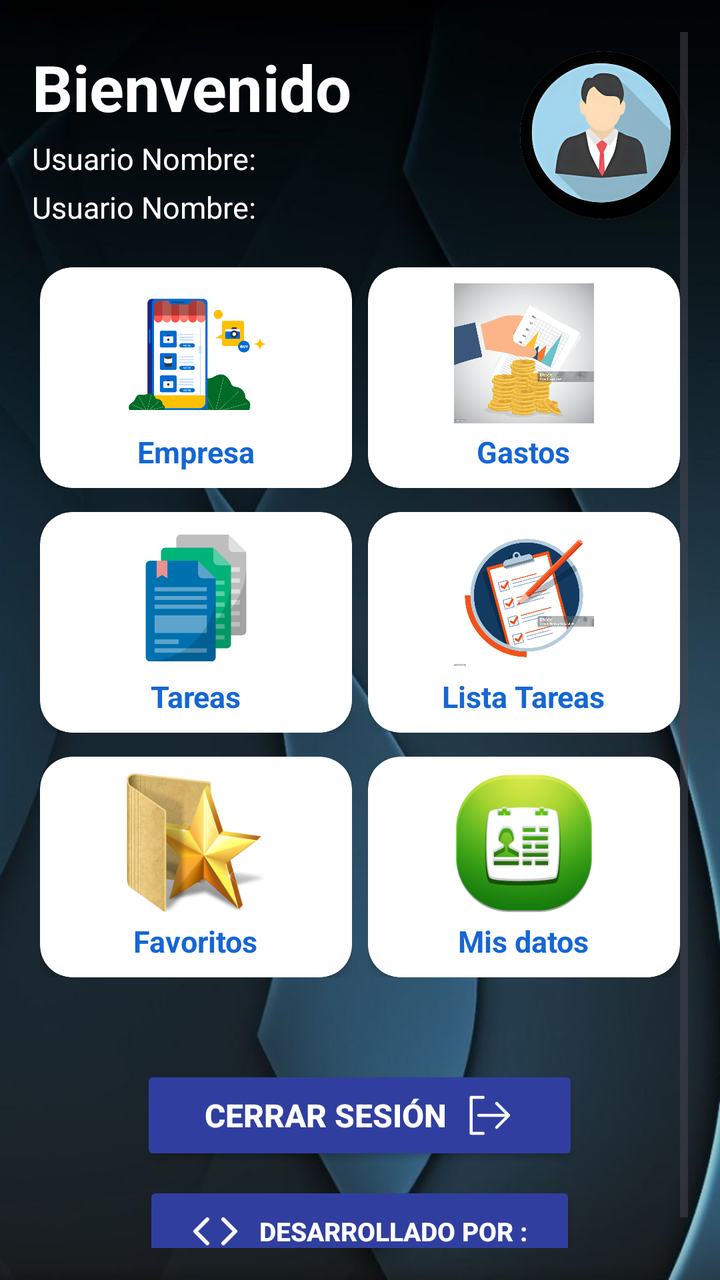
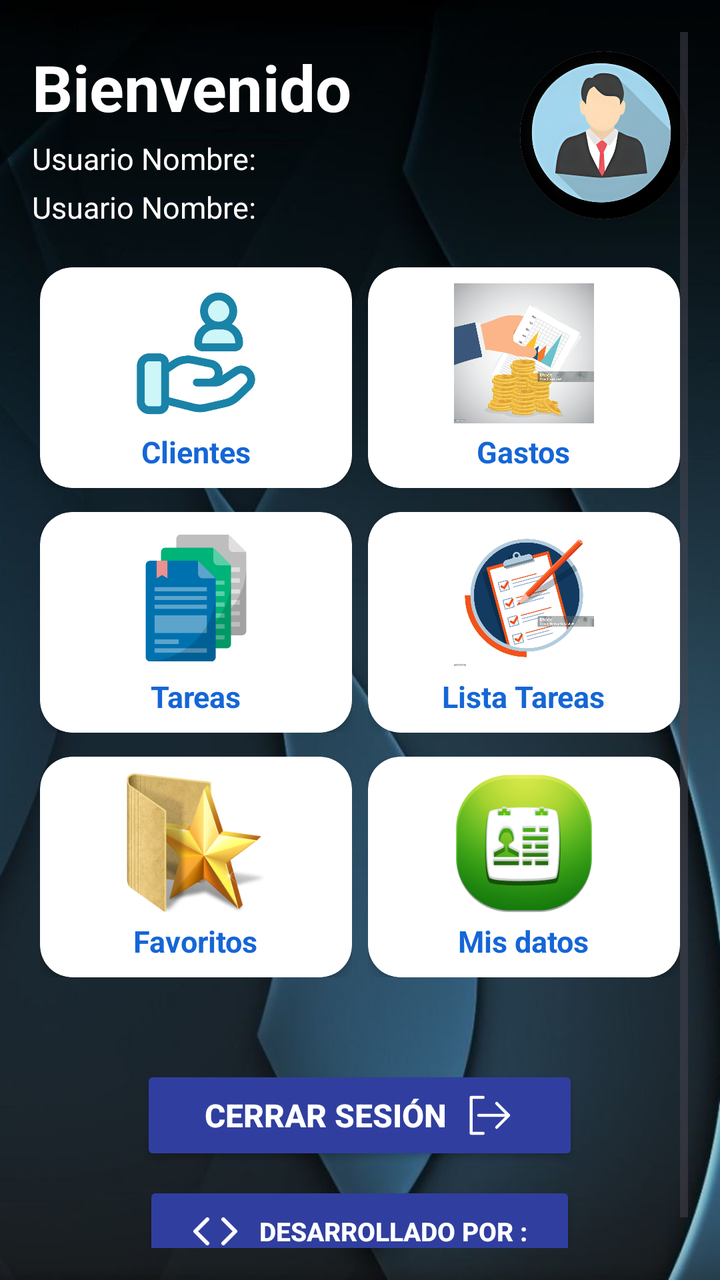

The first picture is an Android layout as it rendered before a commit; the second is the same layout after the commit. The layout source and the unified diff follow.
<!-- AndroidManifest.xml: application theme Theme.Gestion502 -->
<!-- res/layout/activity_dashboard.xml -->
<?xml version="1.0" encoding="utf-8"?>
<ScrollView
    xmlns:android="http://schemas.android.com/apk/res/android"
    xmlns:app="http://schemas.android.com/apk/res-auto"
    xmlns:tools="http://schemas.android.com/tools"
    android:id="@+id/main"
    android:layout_width="match_parent"
    android:layout_height="match_parent"
    android:fillViewport="true"
    android:background="@drawable/back_4"
    android:padding="16dp"
    tools:context=".DashboardActivity">

    <LinearLayout
        android:layout_width="match_parent"
        android:layout_height="wrap_content"
        android:orientation="vertical">

        <LinearLayout
            android:layout_width="match_parent"
            android:layout_height="wrap_content"
            android:layout_marginTop="6dp"
            android:layout_marginBottom="16dp"
            android:gravity="center_vertical"
            android:orientation="horizontal">

            <LinearLayout
                android:layout_width="0dp"
                android:layout_height="wrap_content"
                android:layout_weight="1"
                android:orientation="vertical">

                <TextView
                    android:id="@+id/tvBienvenida"
                    android:layout_width="wrap_content"
                    android:layout_height="wrap_content"
                    android:text="@string/bienvenido"
                    android:textColor="@color/white"
                    android:textSize="32sp"
                    android:textStyle="bold" />

                <TextView
                    android:id="@+id/tvUsuarioInfo"
                    android:layout_width="wrap_content"
                    android:layout_height="wrap_content"
                    android:layout_marginTop="4dp"
                    android:text="@string/usuario_nombre"
                    android:textColor="@color/white"
                    android:textSize="15sp" />
                <TextView
                    android:id="@+id/tvIdUsuario"
                    android:layout_width="wrap_content"
                    android:layout_height="wrap_content"
                    android:layout_marginTop="4dp"
                    android:text="@string/usuario_nombre"
                    android:textColor="@color/white"
                    android:textSize="15sp" />


            </LinearLayout>

            <androidx.cardview.widget.CardView
                android:layout_width="84dp"
                android:layout_height="84dp"
                android:layout_marginStart="8dp"
                android:layout_gravity="center_vertical"
                app:cardCornerRadius="42dp"
                app:cardElevation="3dp"
                app:cardBackgroundColor="@color/white">

                <ImageView
                    android:id="@+id/ivAvatar"
                    android:layout_width="match_parent"
                    android:layout_height="match_parent"
                    android:scaleType="centerCrop"
                    android:contentDescription="Avatar"
                    android:src="@drawable/bienv_1" />

            </androidx.cardview.widget.CardView>

        </LinearLayout>

        <LinearLayout
            android:layout_width="match_parent"
            android:layout_height="wrap_content"
            android:layout_marginBottom="4dp"
            android:orientation="horizontal"
            android:weightSum="2">

            <LinearLayout
                android:layout_width="0dp"
                android:layout_height="wrap_content"
                android:layout_weight="1"
                android:layout_margin="4dp"
                android:gravity="center"
                android:orientation="vertical">

                <androidx.cardview.widget.CardView
                    android:id="@+id/cardEmpresa"
                    android:layout_width="match_parent"
                    android:layout_height="wrap_content"
                    app:cardBackgroundColor="@color/white"
                    app:cardCornerRadius="16dp"
                    app:cardElevation="3dp">

                    <LinearLayout
                        android:layout_width="match_parent"
                        android:layout_height="wrap_content"
                        android:gravity="center"
                        android:orientation="vertical"
                        android:paddingTop="8dp"
                        android:paddingBottom="8dp"
                        android:paddingStart="6dp"
                        android:paddingEnd="6dp">

                        <ImageView
                            android:layout_width="70dp"
                            android:layout_height="70dp"
                            android:contentDescription="@string/empresa"
                            android:src="@drawable/clientes_bi" />

                        <TextView
                            android:layout_width="wrap_content"
                            android:layout_height="wrap_content"
                            android:layout_marginTop="4dp"
                            android:text="@string/empresa"
                            android:textColor="#1566D6"
                            android:textSize="15sp"
                            android:textStyle="bold" />
                    </LinearLayout>
                </androidx.cardview.widget.CardView>
            </LinearLayout>

            <LinearLayout
                android:layout_width="0dp"
                android:layout_height="wrap_content"
                android:layout_weight="1"
                android:layout_margin="4dp"
                android:gravity="center"
                android:orientation="vertical">

                <androidx.cardview.widget.CardView
                    android:id="@+id/cardGastos"
                    android:layout_width="match_parent"
                    android:layout_height="wrap_content"
                    app:cardBackgroundColor="@color/white"
                    app:cardCornerRadius="16dp"
                    app:cardElevation="3dp">

                    <LinearLayout
                        android:layout_width="match_parent"
                        android:layout_height="wrap_content"
                        android:gravity="center"
                        android:orientation="vertical"
                        android:paddingTop="8dp"
                        android:paddingBottom="8dp"
                        android:paddingStart="6dp"
                        android:paddingEnd="6dp">

                        <ImageView
                            android:layout_width="70dp"
                            android:layout_height="70dp"
                            android:contentDescription="@string/gastos"
                            android:src="@drawable/gastos" />

                        <TextView
                            android:layout_width="wrap_content"
                            android:layout_height="wrap_content"
                            android:layout_marginTop="4dp"
                            android:text="@string/gastos"
                            android:textColor="#1566D6"
                            android:textSize="15sp"
                            android:textStyle="bold" />
                    </LinearLayout>
                </androidx.cardview.widget.CardView>
            </LinearLayout>

        </LinearLayout>

        <LinearLayout
            android:layout_width="match_parent"
            android:layout_height="wrap_content"
            android:layout_marginBottom="4dp"
            android:orientation="horizontal"
            android:weightSum="2">

            <LinearLayout
                android:layout_width="0dp"
                android:layout_height="wrap_content"
                android:layout_weight="1"
                android:layout_margin="4dp"
                android:gravity="center"
                android:orientation="vertical">

                <androidx.cardview.widget.CardView
                    android:id="@+id/cardTareas"
                    android:layout_width="match_parent"
                    android:layout_height="wrap_content"
                    app:cardBackgroundColor="@color/white"
                    app:cardCornerRadius="16dp"
                    app:cardElevation="3dp">

                    <LinearLayout
                        android:layout_width="match_parent"
                        android:layout_height="wrap_content"
                        android:gravity="center"
                        android:orientation="vertical"
                        android:paddingTop="8dp"
                        android:paddingBottom="8dp"
                        android:paddingStart="6dp"
                        android:paddingEnd="6dp">

                        <ImageView
                            android:layout_width="70dp"
                            android:layout_height="70dp"
                            android:contentDescription="@string/tareas"
                            android:src="@drawable/tareas" />

                        <TextView
                            android:layout_width="wrap_content"
                            android:layout_height="wrap_content"
                            android:layout_marginTop="4dp"
                            android:text="@string/tareas"
                            android:textColor="#1566D6"
                            android:textSize="15sp"
                            android:textStyle="bold" />
                    </LinearLayout>
                </androidx.cardview.widget.CardView>
            </LinearLayout>

            <LinearLayout
                android:layout_width="0dp"
                android:layout_height="wrap_content"
                android:layout_weight="1"
                android:layout_margin="4dp"
                android:gravity="center"
                android:orientation="vertical">

                <androidx.cardview.widget.CardView
                    android:id="@+id/cardListaTareas"
                    android:layout_width="match_parent"
                    android:layout_height="wrap_content"
                    app:cardBackgroundColor="@color/white"
                    app:cardCornerRadius="16dp"
                    app:cardElevation="3dp">

                    <LinearLayout
                        android:layout_width="match_parent"
                        android:layout_height="wrap_content"
                        android:gravity="center"
                        android:orientation="vertical"
                        android:paddingTop="8dp"
                        android:paddingBottom="8dp"
                        android:paddingStart="6dp"
                        android:paddingEnd="6dp">

                        <ImageView
                            android:layout_width="70dp"
                            android:layout_height="70dp"
                            android:contentDescription="@string/lista_tareas"
                            android:src="@drawable/lista_tareas" />

                        <TextView
                            android:layout_width="wrap_content"
                            android:layout_height="wrap_content"
                            android:layout_marginTop="4dp"
                            android:text="@string/lista_tareas"
                            android:textColor="#1566D6"
                            android:textSize="15sp"
                            android:textStyle="bold" />
                    </LinearLayout>
                </androidx.cardview.widget.CardView>
            </LinearLayout>

        </LinearLayout>

        <LinearLayout
            android:layout_width="match_parent"
            android:layout_height="wrap_content"
            android:layout_marginBottom="4dp"
            android:orientation="horizontal"
            android:weightSum="2">

            <LinearLayout
                android:layout_width="0dp"
                android:layout_height="wrap_content"
                android:layout_weight="1"
                android:layout_margin="4dp"
                android:gravity="center"
                android:orientation="vertical">

                <androidx.cardview.widget.CardView
                    android:id="@+id/cardFavoritos"
                    android:layout_width="match_parent"
                    android:layout_height="wrap_content"
                    app:cardBackgroundColor="@color/white"
                    app:cardCornerRadius="16dp"
                    app:cardElevation="3dp">

                    <LinearLayout
                        android:layout_width="match_parent"
                        android:layout_height="wrap_content"
                        android:gravity="center"
                        android:orientation="vertical"
                        android:paddingTop="8dp"
                        android:paddingBottom="8dp"
                        android:paddingStart="6dp"
                        android:paddingEnd="6dp">

                        <ImageView
                            android:layout_width="70dp"
                            android:layout_height="70dp"
                            android:contentDescription="@string/empresa"
                            android:src="@drawable/favoritos" />

                        <TextView
                            android:layout_width="wrap_content"
                            android:layout_height="wrap_content"
                            android:layout_marginTop="4dp"
                            android:text="@string/favoritos"
                            android:textColor="#1566D6"
                            android:textSize="15sp"
                            android:textStyle="bold" />
                    </LinearLayout>
                </androidx.cardview.widget.CardView>
            </LinearLayout>

            <LinearLayout
                android:layout_width="0dp"
                android:layout_height="wrap_content"
                android:layout_weight="1"
                android:layout_margin="4dp"
                android:gravity="center"
                android:orientation="vertical">

                <androidx.cardview.widget.CardView
                    android:id="@+id/cardMisDatos"
                    android:layout_width="match_parent"
                    android:layout_height="wrap_content"
                    app:cardBackgroundColor="@color/white"
                    app:cardCornerRadius="16dp"
                    app:cardElevation="3dp">

                    <LinearLayout
                        android:layout_width="match_parent"
                        android:layout_height="wrap_content"
                        android:gravity="center"
                        android:orientation="vertical"
                        android:paddingTop="8dp"
                        android:paddingBottom="8dp"
                        android:paddingStart="6dp"
                        android:paddingEnd="6dp">

                        <ImageView
                            android:layout_width="70dp"
                            android:layout_height="70dp"
                            android:contentDescription="@string/empresa"
                            android:src="@drawable/mis_datos" />

                        <TextView
                            android:layout_width="wrap_content"
                            android:layout_height="wrap_content"
                            android:layout_marginTop="4dp"
                            android:text="@string/mis_datos"
                            android:textColor="#1566D6"
                            android:textSize="15sp"
                            android:textStyle="bold" />
                    </LinearLayout>
                </androidx.cardview.widget.CardView>
            </LinearLayout>

        </LinearLayout>

        <View
            android:layout_width="match_parent"
            android:layout_height="0dp"
            android:layout_weight="1"
            android:minHeight="28dp" />

        <Button
            android:id="@+id/btnCerrarSesion"
            android:layout_width="wrap_content"
            android:layout_height="50dp"
            android:layout_gravity="center_horizontal"
            android:layout_marginTop="8dp"
            android:backgroundTint="@color/colorPrimaryDark"
            android:drawableEnd="@drawable/out"
            android:drawablePadding="10dp"
            android:drawableTint="@color/white"
            android:paddingHorizontal="32dp"
            android:text="@string/cerrar_sesion"
            android:textColor="@color/white"
            android:textSize="16sp"
            android:textStyle="bold"
            app:cornerRadius="12dp" />

        <Button
            android:id="@+id/btnDesarrollador"
            android:layout_width="wrap_content"
            android:layout_height="50dp"
            android:layout_gravity="center_horizontal"
            android:layout_marginTop="8dp"
            android:layout_marginBottom="16dp"
            android:backgroundTint="@color/colorPrimaryDark"
            android:drawableLeft="@drawable/code"
            android:drawablePadding="10dp"
            android:drawableTint="@color/white"
            android:paddingHorizontal="24dp"
            android:text="@string/desarrollo"
            android:textColor="@color/white"
            android:textSize="13sp"
            android:textStyle="bold"
            app:cornerRadius="12dp" />

    </LinearLayout>

</ScrollView>
<!-- resources referenced by this layout -->
<resources>
  <color name="colorPrimaryDark">#303f9f</color>
  <color name="white">#FFFFFFFF</color>
  <!-- drawable back_4: jpg bitmap (drawable, 27163 bytes) -->
  <!-- drawable bienv_1: png bitmap (drawable, 121839 bytes) -->
  <!-- drawable clientes_bi: png bitmap (drawable, 28910 bytes) -->
  <!-- drawable code (drawable) -->
  <vector xmlns:android="http://schemas.android.com/apk/res/android"
      android:width="24dp"
      android:height="24dp"
      android:viewportWidth="24"
      android:viewportHeight="24">
    <path
        android:pathData="m16,18 l6,-6 -6,-6"
        android:strokeLineJoin="round"
        android:strokeWidth="2"
        android:fillColor="#00000000"
        android:strokeColor="#FFFFFF"
        android:strokeLineCap="round"/>
    <path
        android:pathData="m8,6 l-6,6 6,6"
        android:strokeLineJoin="round"
        android:strokeWidth="2"
        android:fillColor="#00000000"
        android:strokeColor="#FFFFFF"
        android:strokeLineCap="round"/>
  </vector>
  <!-- drawable favoritos: png bitmap (drawable, 70799 bytes) -->
  <!-- drawable gastos: jpg bitmap (drawable, 70530 bytes) -->
  <!-- drawable lista_tareas: jpg bitmap (drawable, 80834 bytes) -->
  <!-- drawable mis_datos: png bitmap (drawable, 51778 bytes) -->
  <!-- drawable out (drawable) -->
  <vector xmlns:android="http://schemas.android.com/apk/res/android"
      android:width="24dp"
      android:height="24dp"
      android:viewportWidth="32"
      android:viewportHeight="32">
    <path
        android:pathData="M28,16H8m12,-8l8,8l-8,8m-9,4H3V4h8"
        android:strokeLineJoin="round"
        android:strokeWidth="2"
        android:fillColor="#00000000"
        android:strokeColor="#FFFFFF"
        android:strokeLineCap="round"/>
  </vector>
  <!-- drawable tareas: png bitmap (drawable, 9739 bytes) -->
  <string name="bienvenido">Bienvenido</string>
  <string name="cerrar_sesion">Cerrar Sesión</string>
  <string name="desarrollo">Desarrollado Por : </string>
  <string name="empresa">Empresa</string>
  <string name="favoritos">Favoritos</string>
  <string name="gastos">Gastos</string>
  <string name="lista_tareas">Lista Tareas</string>
  <string name="mis_datos">Mis datos</string>
  <string name="tareas">Tareas</string>
  <string name="usuario_nombre">Usuario Nombre:</string>
  <style name="Theme.Gestion502" parent="Base.Theme.Gestion502" />
  <style name="Base.Theme.Gestion502" parent="Theme.Material3.DayNight.NoActionBar">
          
          
          <item name="colorPrimary">@color/colorPrimary</item>
          <item name="colorPrimaryVariant">@color/colorPrimaryDark</item>
          <item name="colorOnPrimary">@color/white</item>
          <item name="colorOnSecondary">@color/black</item>
  
      </style>
  <color name="colorPrimary">#3f51b5</color>
  <color name="black">#FF000000</color>
</resources>

<!-- the commit's change to res/layout/activity_dashboard.xml (unified diff, before → after) -->
@@ -116,14 +116,14 @@
                         <ImageView
                             android:layout_width="70dp"
                             android:layout_height="70dp"
-                            android:contentDescription="@string/empresa"
-                            android:src="@drawable/clientes_bi" />
-
-                        <TextView
-                            android:layout_width="wrap_content"
-                            android:layout_height="wrap_content"
-                            android:layout_marginTop="4dp"
-                            android:text="@string/empresa"
+                            android:contentDescription="Clientes"
+                            android:src="@drawable/cliente" />
+
+                        <TextView
+                            android:layout_width="wrap_content"
+                            android:layout_height="wrap_content"
+                            android:layout_marginTop="4dp"
+                            android:text="Clientes"
                             android:textColor="#1566D6"
                             android:textSize="15sp"
                             android:textStyle="bold" />
<!-- resource entries referenced after the edit -->
@@ -4,7 +4,7 @@
   <color name="white">#FFFFFFFF</color>
   <!-- drawable back_4: jpg bitmap (drawable, 27163 bytes) -->
   <!-- drawable bienv_1: png bitmap (drawable, 121839 bytes) -->
-  <!-- drawable clientes_bi: png bitmap (drawable, 28910 bytes) -->
+  <!-- drawable cliente: png bitmap (drawable, 21892 bytes) -->
   <!-- drawable code (drawable) -->
   <vector xmlns:android="http://schemas.android.com/apk/res/android"
       android:width="24dp"
